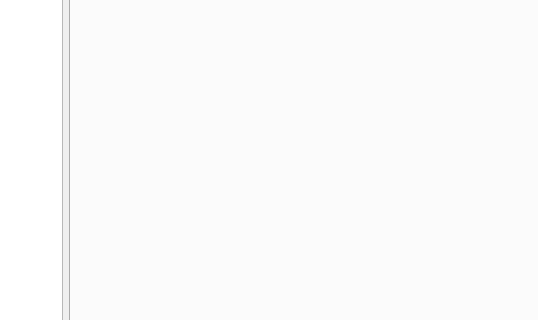
This is ide/ui/editorwindow.ui in KelvinShadewing/brux-gdk as Qt 5 draws it before an edit; both pictures show x 346 to 884 and y 202 to 522 of the 1080 by 720 pixel window. The edited form follows.
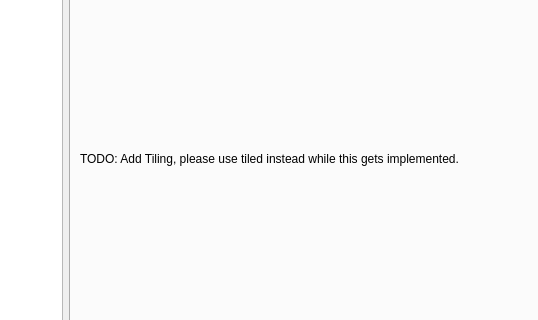
This is the edited form. The open tabs and pages were chosen to show the change.

Commit message: Add label to UI saying tiling is not in current version

Diff of the .ui file:
```diff
--- a/ide/ui/editorwindow.ui
+++ b/ide/ui/editorwindow.ui
@@ -98,7 +98,15 @@
          <attribute name="title">
           <string>Tiling</string>
          </attribute>
-         <layout class="QHBoxLayout" name="horizontalLayout_3"/>
+         <layout class="QHBoxLayout" name="horizontalLayout_3">
+          <item>
+           <widget class="QLabel" name="label">
+            <property name="text">
+             <string>TODO: Add Tiling, please use tiled instead while this gets implemented.</string>
+            </property>
+           </widget>
+          </item>
+         </layout>
         </widget>
        </widget>
       </item>
```
